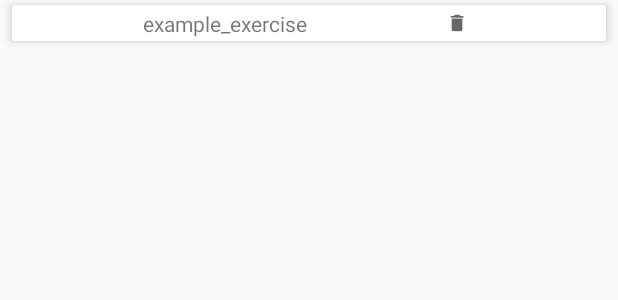
After one commit to WPAMWojIga/Projekt, an Android app: the layout exercise_card.xml on its own in the app's theme, with its tools: preview values and no code run, on a phone screen of 412 x 824 dp. The commit adds this screen. Shown: the top 300 px of the screen. Run offline under Robolectric (Android 15) with nearby library versions, the phone set to English and light mode, and no system bars; Roboto replaces fonts that are not available here.

Commit message:
RecycleView list not working...

```diff
--- a/Fitappka/app/src/main/java/com/example/fitappka/exercisespecification/ExerciseSpecificationFragment.kt
+++ b/Fitappka/app/src/main/java/com/example/fitappka/exercisespecification/ExerciseSpecificationFragment.kt
@@ -21,7 +21,8 @@ class ExerciseSpecificationFragment: Fragment() {
         )
 
         binding.button.setOnClickListener {view: View ->
-            var text: String? = binding.editText.text.toString()
+            // TextEdit never returns null, at least it returns empty String - ""
+            var text: String = binding.editText.text.toString()
             if (text != ""){
                 Log.i("ExerciseSpecFragment", text)
                 view.findNavController().navigate(ExerciseSpecificationFragmentDirections.actionExerciseSpecificationFragmentToNewTrainingFragment(text))
--- /dev/null
+++ b/Fitappka/app/src/main/res/layout/exercise_card.xml
@@ -0,0 +1,44 @@
+<?xml version="1.0" encoding="utf-8"?>
+<com.google.android.material.card.MaterialCardView
+    xmlns:android="http://schemas.android.com/apk/res/android"
+    xmlns:app="http://schemas.android.com/apk/res-auto"
+    android:layout_width="match_parent"
+    android:layout_height="wrap_content"
+    app:cardElevation="4dp"
+    android:layout_marginHorizontal="8dp"
+    android:layout_marginVertical="3dp">
+
+    <androidx.constraintlayout.widget.ConstraintLayout
+        android:layout_width="match_parent"
+        android:layout_height="match_parent">
+
+        <TextView
+            android:id="@+id/exercise_element"
+            android:layout_width="wrap_content"
+            android:layout_height="wrap_content"
+            android:text="example_exercise"
+            app:layout_constraintBottom_toBottomOf="parent"
+            app:layout_constraintEnd_toStartOf="@+id/remove_exercise_element"
+            app:layout_constraintHorizontal_bias="0.5"
+            app:layout_constraintStart_toStartOf="parent"
+            app:layout_constraintTop_toTopOf="parent" />
+
+        <ImageButton
+            android:id="@+id/remove_exercise_element"
+            android:layout_width="wrap_content"
+            android:layout_height="wrap_content"
+            android:layout_weight="1"
+            android:background="#00FFFFFF"
+            android:scaleType="fitCenter"
+            android:scaleX="0.6"
+            android:scaleY="0.6"
+            app:layout_constraintBottom_toBottomOf="@+id/exercise_element"
+            app:layout_constraintEnd_toEndOf="parent"
+            app:layout_constraintHorizontal_bias="0.5"
+            app:layout_constraintStart_toEndOf="@+id/exercise_element"
+            app:layout_constraintTop_toTopOf="@+id/exercise_element"
+            app:srcCompat="@drawable/ic_delete_black_24dp" />
+
+    </androidx.constraintlayout.widget.ConstraintLayout>
+
+</com.google.android.material.card.MaterialCardView>
```
Also changed, not shown: Fitappka/app/build.gradle (+9 -2 lines), Fitappka/app/src/main/java/com/example/fitappka/database/ExerciseListRepository.kt (added, +12 -0 lines), Fitappka/app/src/main/java/com/example/fitappka/newtraining/ExerciseListRecycleViewAdapter.kt (added, +35 -0 lines), Fitappka/app/src/main/java/com/example/fitappka/newtraining/NewTrainingFragment.kt (+37 -15 lines), Fitappka/app/src/main/java/com/example/fitappka/newtraining/NewTrainingViewModel.kt (+22 -2 lines), Fitappka/app/src/main/res/layout/fragment_training_new.xml (+4 -38 lines).
